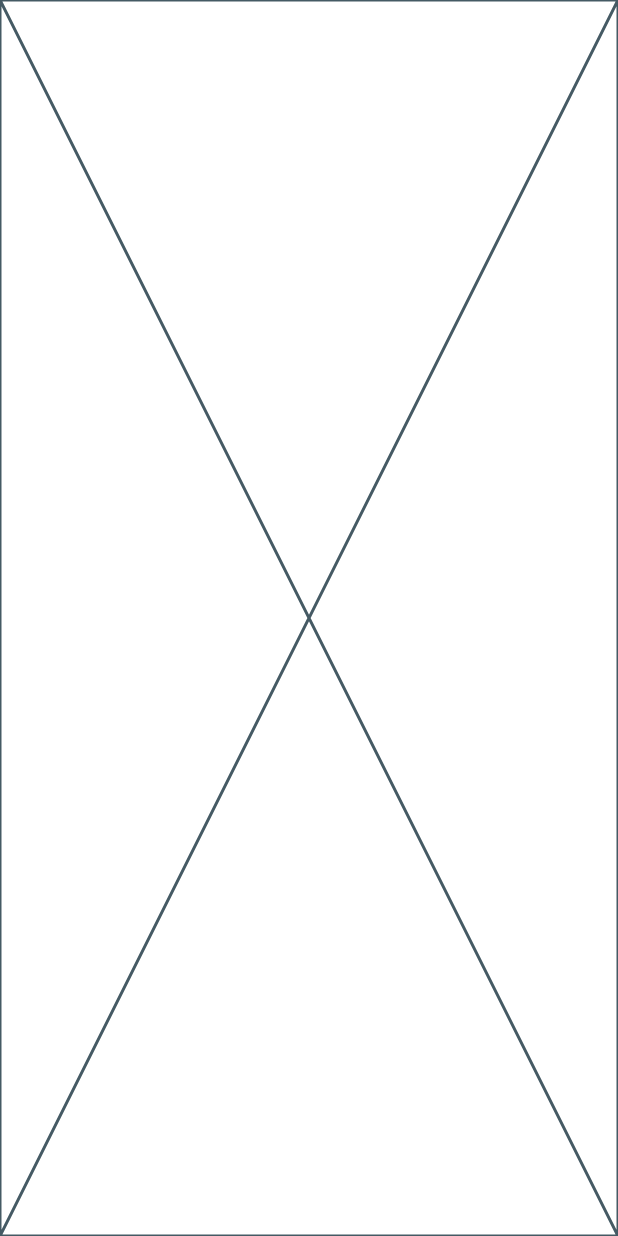
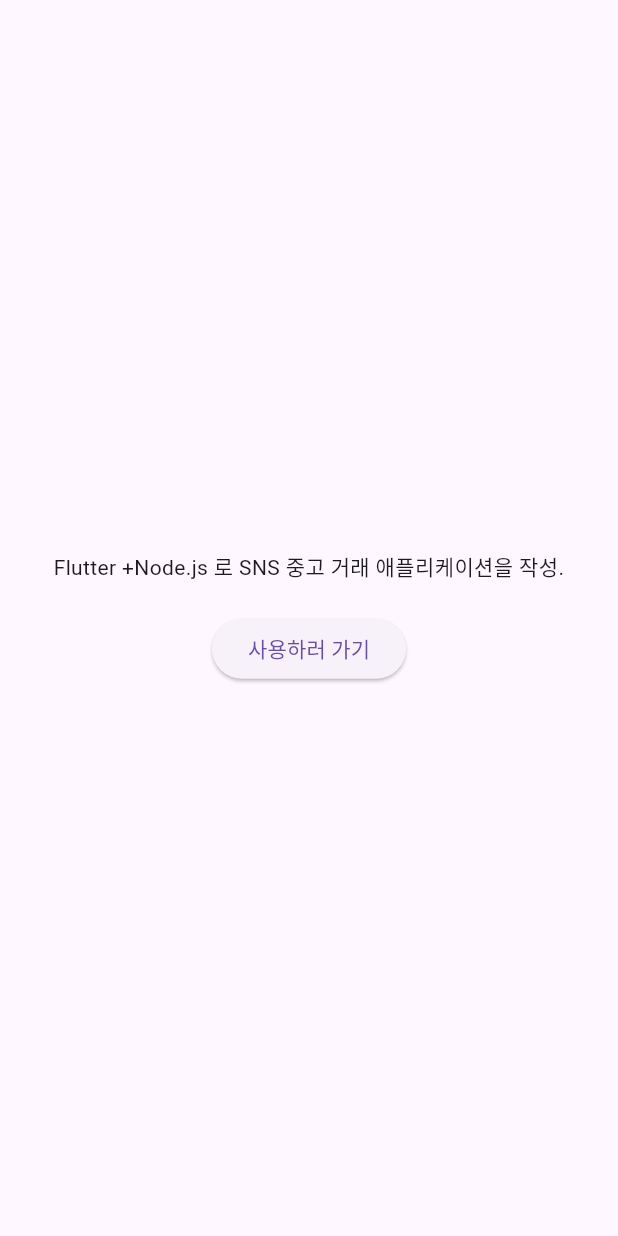
Before and after one commit to Choi-Big-Root/carrot_flutter, a Flutter app: the screen it shows after launch, on a phone screen of 412 x 824 dp. Run offline on Flutter 3.47's test engine with Material 3 defaults, Android fonts, the phone set to English and light mode, and no system bars.

```diff
--- a/lib/src/app.dart
+++ b/lib/src/app.dart
@@ -1,3 +1,4 @@
+import 'package:carrot_flutter/src/screen/auth/register.dart';
 import 'package:carrot_flutter/src/screen/intro.dart';
 import 'package:flutter/material.dart';
 
@@ -6,10 +7,14 @@ class MyApp extends StatelessWidget {
 
   @override
   Widget build(BuildContext context) {
-    return const MaterialApp(
+    return MaterialApp(
       debugShowCheckedModeBanner: false, // 디버그 표시 제거.
       title: 'Carrot Market',
-      home: Intro(),
+      routes: {
+        '/' : (context) => const Intro(),
+        '/register' : (context) => const Register(),
+      },
+      initialRoute: '/',
     );
   }
 }
--- /dev/null
+++ b/lib/src/screen/auth/register.dart
@@ -0,0 +1,13 @@
+import 'package:flutter/material.dart';
+
+class Register extends StatelessWidget {
+  const Register({super.key});
+
+  @override
+  Widget build(BuildContext context) {
+    return Scaffold(
+      appBar: AppBar(title: const Text('회원가입')),
+      body: const Center(child: Text('회원가입 하시겠습니까?')),
+    );
+  }
+}
--- a/lib/src/screen/intro.dart
+++ b/lib/src/screen/intro.dart
@@ -1,3 +1,4 @@
+import 'package:carrot_flutter/src/screen/auth/register.dart';
 import 'package:flutter/material.dart';
 
 class Intro extends StatelessWidget {
@@ -5,6 +6,29 @@ class Intro extends StatelessWidget {
 
   @override
   Widget build(BuildContext context) {
-    return const Placeholder();
+    return Scaffold(
+      body: Center(
+        child: Column(
+          mainAxisSize: MainAxisSize.min,
+          children: [
+            const Text(
+              'Flutter +Node.js 로 SNS 중고 거래 애플리케이션을 작성.',
+              textAlign: TextAlign.center,
+            ),
+            const SizedBox(height: 20),
+            ElevatedButton(
+              onPressed: () {
+                Navigator.pushNamed(context, '/register');
+                // Navigator.push(
+                //   context,
+                //   MaterialPageRoute(builder: (context) => const Register()),
+                // );
+              },
+              child: const Text('사용하러 가기'),
+            ),
+          ],
+        ),
+      ),
+    );
   }
 }
```
